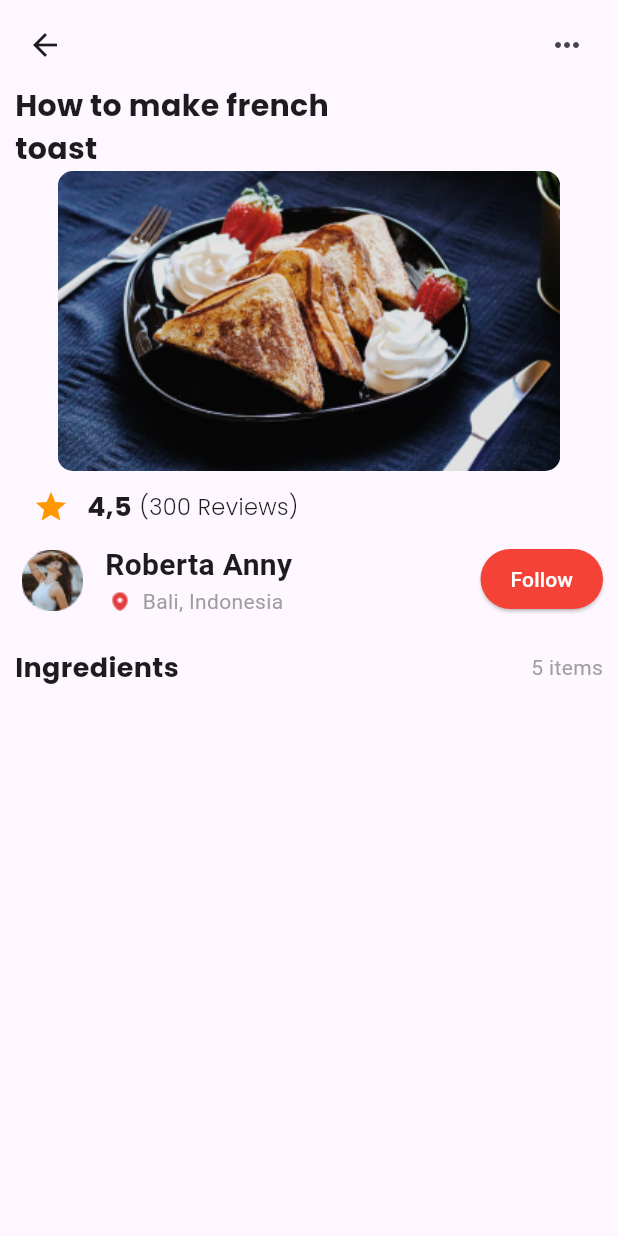
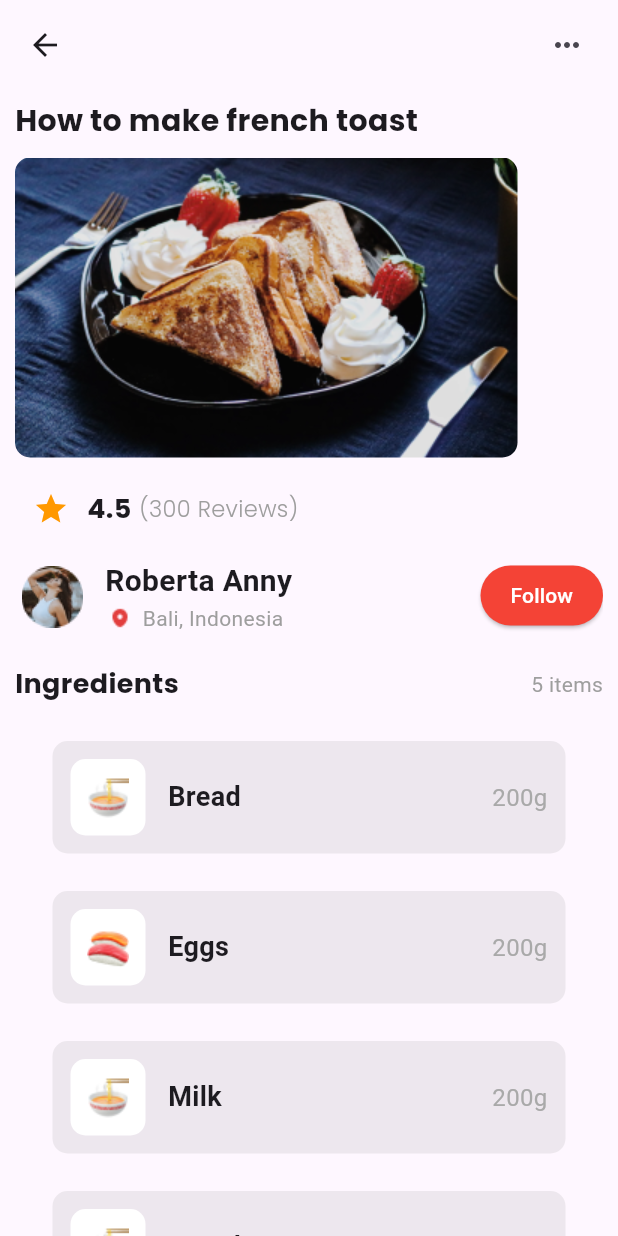
Before and after one commit to Benedict-Ik/foodrecipe, a Flutter app: the screen it shows after launch, on a phone screen of 412 x 824 dp. Run offline on Flutter 3.47's test engine with Material 3 defaults, Android fonts, the phone set to English and light mode, and no system bars.

Commit message:
Completed card section and initialized solution.md

```diff
--- a/foodrecipeapp/lib/main.dart
+++ b/foodrecipeapp/lib/main.dart
@@ -13,12 +13,10 @@ class MyApp extends StatelessWidget {
     return MaterialApp(
       debugShowCheckedModeBanner: false,
       title: appTitle,
-
-      // Defining Appbar
       home: Scaffold(
         appBar: AppBar(
           leading: Padding(
-              padding: EdgeInsets.all(10.0),
+            padding: const EdgeInsets.all(10.0),
             child: IconButton(
               icon: Icon(Icons.arrow_back),
               onPressed: () {
@@ -28,7 +26,7 @@ class MyApp extends StatelessWidget {
           ),
           actions: [
             Padding(
-                padding: EdgeInsets.all(10.0),
+              padding: const EdgeInsets.all(10.0),
               child: IconButton(
                 icon: Icon(Icons.more_horiz),
                 onPressed: () {},
@@ -37,112 +35,66 @@ class MyApp extends StatelessWidget {
           ],
         ),
         body: Padding(
-            padding: EdgeInsets.only(left: 10.0, right: 10.0),
-
-            // Parent Column
-            child: Column(children: [
-              // Header text description
-              Row(
+          padding: const EdgeInsets.symmetric(horizontal: 10.0),
+          child: SingleChildScrollView(
+            child: Column(
+              crossAxisAlignment: CrossAxisAlignment.start,
               children: [
+                const SizedBox(height: 10.0),
                 Text(
-                    "How to make french\ntoast ",
-                    textDirection: TextDirection.ltr,
+                  "How to make french toast",
                   style: TextStyle(
                     fontFamily: "Poppins",
                     fontWeight: FontWeight.w700,
-                        fontSize: 20.0),
+                    fontSize: 20.0,
                   ),
-                ],
                 ),
-              // Banner Image
-              // Column(
-              //   children: [
-              //     Stack(
-              //       children: [
-              //         ClipRRect(
-              //           borderRadius: BorderRadius.circular(10.0),
-              //           child: Image.asset(
-              //             "ui-assets/img/banner.png",
-              //             width: double.infinity,
-              //             height: 100.0,
-              //             fit: BoxFit.contain,
-              //           ),
-              //         ),
-              //         Positioned(
-              //           top:
-              //               0, // Adjusted to position the image centrally vertically
-              //           left:
-              //               0, // Adjusted to position the image centrally horizontally
-              //           child: Image.asset(
-              //             "ui-assets/img/play-button.png",
-              //             width: 100.0,
-              //             height: 100.0,
-              //             fit: BoxFit.cover,
-              //           ),
-              //         ),
-              //       ],
-              //     ),
-              //   ],
-              // ),
-
+                const SizedBox(height: 10.0),
                 Column(
                   children: [
                     ClipRRect(
                       borderRadius: BorderRadius.circular(10.0),
                       child: Image.asset(
                         "ui-assets/img/banner.png",
-                      // width: 20.0,
-                      // height: 20.0,
                         fit: BoxFit.contain,
                       ),
                     )
                   ],
                 ),
-
-              // Ratings and reviews
-              Column(children: [
+                const SizedBox(height: 10.0),
+                Column(
+                  children: [
                     Row(
                       children: [
                         IconButton(
-                      icon: Icon(
-                        Icons.star,
-                        color: Colors.orange,
-                      ),
+                          icon: Icon(Icons.star, color: Colors.orange),
                           onPressed: () {
                             // Handle the arrow button press
                           },
                         ),
-                    Row(
-                      children: [
-                        Text(
-                          "4,5",
-                          textDirection: TextDirection.ltr,
+                        const Text(
+                          "4.5",
                           style: TextStyle(
                             fontFamily: "Poppins",
                             fontWeight: FontWeight.w700,
-                              fontSize: 18.0),
+                            fontSize: 18.0,
                           ),
-                      ],
                         ),
-                    Row(
-                      children: [
-                        Padding(padding: EdgeInsets.only(left: 5.0)),
-                        Text(
+                        const SizedBox(width: 5.0),
+                        const Text(
                           "(300 Reviews)",
-                          textDirection: TextDirection.ltr,
                           style: TextStyle(
                             fontFamily: "Poppins",
                             fontWeight: FontWeight.w200,
-                              fontSize: 15.0),
+                            fontSize: 15.0,
+                            color: Colors.grey,
+                          ),
                         ),
                       ],
                     ),
                   ],
                 ),
-              ]),
-
-              // Profile section
-
+                const SizedBox(height: 10.0),
                 Column(
                   crossAxisAlignment: CrossAxisAlignment.start,
                   children: [
@@ -153,11 +105,8 @@ class MyApp extends StatelessWidget {
                           "ui-assets/img/profile-img.png",
                           width: 50.0,
                           height: 50.0,
-                        // fit: BoxFit.contain,
                         ),
-                      SizedBox(
-                          width:
-                              10), // Add spacing between the profile image and text
+                        const SizedBox(width: 10.0),
                         Column(
                           crossAxisAlignment: CrossAxisAlignment.start,
                           children: [
@@ -175,11 +124,8 @@ class MyApp extends StatelessWidget {
                                   "ui-assets/img/location.png",
                                   width: 20.0,
                                   height: 20.0,
-                                // fit: BoxFit.contain,
                                 ),
-                              SizedBox(
-                                  width:
-                                      5), // Add spacing between the location icon and text
+                                const SizedBox(width: 5.0),
                                 Text(
                                   "Bali, Indonesia",
                                   style: TextStyle(
@@ -191,35 +137,28 @@ class MyApp extends StatelessWidget {
                             ),
                           ],
                         ),
-                      Spacer(), // Add spacer to push the follow button to the right
+                        Spacer(),
                         ElevatedButton(
                           onPressed: () {
                             // Add functionality for the follow button press
                           },
                           style: ElevatedButton.styleFrom(
-                          primary: Colors.red, // Background color
-                          onPrimary: Colors.white, // Text color
-                          padding: EdgeInsets.symmetric(
+                            primary: Colors.red,
+                            onPrimary: Colors.white,
+                            padding: const EdgeInsets.symmetric(
                                 horizontal: 20, vertical: 10),
                           ),
-                        child: Text("Follow"),
+                          child: const Text("Follow"),
                         ),
                       ],
                     ),
                   ],
                 ),
-
-              // Card section
-              Column(
-                crossAxisAlignment: CrossAxisAlignment.start,
-                children: [
-                  Padding(
-                    padding: EdgeInsets.symmetric(
-                        vertical: 20.0), // Add vertical padding
-                    child: Row(
+                const SizedBox(height: 20.0),
+                Row(
                   mainAxisAlignment: MainAxisAlignment.spaceBetween,
                   children: [
-                        Text(
+                    const Text(
                       "Ingredients",
                       style: TextStyle(
                         fontFamily: "Poppins",
@@ -227,7 +166,7 @@ class MyApp extends StatelessWidget {
                         fontSize: 18.0,
                       ),
                     ),
-                        Text(
+                    const Text(
                       "5 items",
                       style: TextStyle(
                         color: Colors.grey,
@@ -236,13 +175,106 @@ class MyApp extends StatelessWidget {
                     ),
                   ],
                 ),
+                const SizedBox(height: 20.0),
+                Column(
+                  children: [
+                    IngredientSection(
+                      foodImage: "ui-assets/img/bread-and-milk.png",
+                      foodName: "Bread",
+                      foodWeight: "200g",
+                    ),
+                    const SizedBox(height: 15),
+                    IngredientSection(
+                      foodImage: "ui-assets/img/eggs.png",
+                      foodName: "Eggs",
+                      foodWeight: "200g",
+                    ),
+                    const SizedBox(height: 15),
+                    IngredientSection(
+                      foodImage: "ui-assets/img/bread-and-milk.png",
+                      foodName: "Milk",
+                      foodWeight: "200g",
+                    ),
+                    const SizedBox(height: 15),
+                    IngredientSection(
+                      foodImage: "ui-assets/img/bread-and-milk.png",
+                      foodName: "Bread",
+                      foodWeight: "200g",
+                    ),
+                    const SizedBox(height: 15),
+                    IngredientSection(
+                      foodImage: "ui-assets/img/bread-and-milk.png",
+                      foodName: "Eggs",
+                      foodWeight: "200g",
                     ),
                   ],
                 ),
-
-              // Individual Cards
-            ]),
-          )),
+              ],
+            ),
+          ),
+        ),
+      ),
     );
   }
 }
+
+class IngredientSection extends StatelessWidget {
+  final String foodImage;
+  final String foodName;
+  final String foodWeight;
+
+  const IngredientSection({
+    Key? key,
+    required this.foodImage,
+    required this.foodName,
+    required this.foodWeight,
+  }) : super(key: key);
+
+  @override
+  Widget build(BuildContext context) {
+    return Padding(
+      padding: const EdgeInsets.symmetric(horizontal: 25.0, vertical: 5.0),
+      child: Container(
+        padding: const EdgeInsets.all(12),
+        decoration: BoxDecoration(
+          borderRadius: BorderRadius.circular(10),
+          color: const Color(0xFFA9A9A9).withOpacity(0.2),
+        ),
+        child: Row(
+          mainAxisAlignment: MainAxisAlignment.spaceBetween,
+          children: [
+            Row(
+              children: [
+                Container(
+                  decoration: BoxDecoration(
+                    borderRadius: BorderRadius.circular(10),
+                    border: Border.all(color: Colors.transparent, width: 2),
+                    color: Colors.white,
+                  ),
+                  padding: const EdgeInsets.all(9),
+                  child: Image.asset(foodImage, fit: BoxFit.cover),
+                ),
+                const SizedBox(width: 15),
+                Text(
+                  foodName,
+                  style: const TextStyle(
+                    fontSize: 18,
+                    fontWeight: FontWeight.bold,
+                  ),
+                ),
+              ],
+            ),
+            Text(
+              foodWeight,
+              style: const TextStyle(
+                fontWeight: FontWeight.w400,
+                color: Color(0xFFA9A9A9),
+                fontSize: 16,
+              ),
+            ),
+          ],
+        ),
+      ),
+    );
+  }
+}
```
Also changed, not shown: foodrecipeapp/lib/home.dart (deleted), 1 other file. Lines whose indentation alone changed are shown as unchanged.
